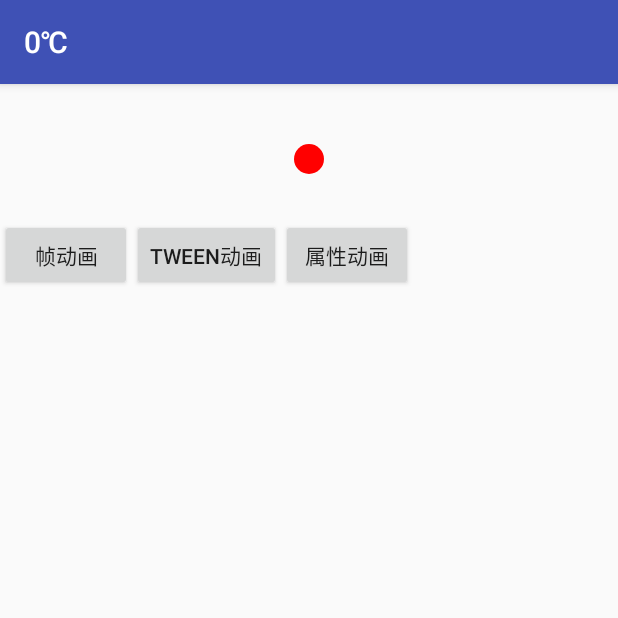
After one commit to xiehui999/fuseProgram, an Android app: the AnimationActivity screen opened directly, with no data from a screen before it, on a phone screen of 412 x 824 dp, the top half of it. The commit adds this screen. Run offline under Robolectric (Android 15) with nearby library versions, the phone set to English and light mode, and no system bars.

Commit message:
Android Animation
Android Animation

```diff
--- /dev/null
+++ b/app/src/main/res/anim/anim_in_left_top.xml
@@ -0,0 +1,21 @@
+<?xml version="1.0" encoding="utf-8"?>
+<set xmlns:android="http://schemas.android.com/apk/res/android"
+    android:interpolator="@android:anim/bounce_interpolator"
+    android:shareInterpolator="true">
+    <translate
+        android:duration="400"
+        android:fromXDelta="50%p"
+        android:fromYDelta="-0%"
+        android:toXDelta="0%"
+        android:toYDelta="0%" />
+    <scale
+        android:duration="400"
+        android:fromXScale="0.0"
+        android:fromYScale="0.0"
+        android:toXScale="1.0"
+        android:toYScale="1.0" />
+    <alpha
+        android:duration="400"
+        android:fromAlpha="0.0"
+        android:toAlpha="1.0" />
+</set>
--- /dev/null
+++ b/app/src/main/res/anim/anim_out_left_top.xml
@@ -0,0 +1,21 @@
+<?xml version="1.0" encoding="utf-8"?>
+<set xmlns:android="http://schemas.android.com/apk/res/android"
+    android:interpolator="@android:anim/accelerate_interpolator"
+    android:shareInterpolator="true">
+    <translate
+        android:duration="400"
+        android:fromXDelta="0%"
+        android:fromYDelta="0%"
+        android:toXDelta="50%p"
+        android:toYDelta="0%p" />
+    <scale
+        android:duration="400"
+        android:fromXScale="1.0"
+        android:fromYScale="1.0"
+        android:toXScale="0.0"
+        android:toYScale="0.0" />
+    <alpha
+        android:duration="400"
+        android:fromAlpha="1.0"
+        android:toAlpha="0.0" />
+</set>
--- /dev/null
+++ b/app/src/main/res/animator/property_animator.xml
@@ -0,0 +1,14 @@
+<?xml version="1.0" encoding="utf-8"?>
+<set xmlns:android="http://schemas.android.com/apk/res/android"
+    android:ordering="sequentially">
+    <objectAnimator
+        android:duration="500"
+        android:propertyName="rotation"
+        android:valueFrom="0"
+        android:valueTo="180" />
+    <objectAnimator
+        android:duration="500"
+        android:propertyName="alpha"
+        android:valueFrom="1.0f"
+        android:valueTo="0.5f" />
+</set>
--- /dev/null
+++ b/app/src/main/res/drawable/frame_run_animation.xml
@@ -0,0 +1,28 @@
+<?xml version="1.0" encoding="utf-8"?>
+<animation-list xmlns:android="http://schemas.android.com/apk/res/android"
+    android:oneshot="true">
+    <item
+        android:drawable="@mipmap/run1"
+        android:duration="200" />
+    <item
+        android:drawable="@mipmap/run2"
+        android:duration="200" />
+    <item
+        android:drawable="@mipmap/run3"
+        android:duration="200" />
+    <item
+        android:drawable="@mipmap/run4"
+        android:duration="200" />
+    <item
+        android:drawable="@mipmap/run5"
+        android:duration="200" />
+    <item
+        android:drawable="@mipmap/run6"
+        android:duration="200" />
+    <item
+        android:drawable="@mipmap/run7"
+        android:duration="200" />
+    <item
+        android:drawable="@mipmap/run8"
+        android:duration="200" />
+</animation-list>
--- /dev/null
+++ b/app/src/main/res/drawable/red_circle.xml
@@ -0,0 +1,9 @@
+<?xml version="1.0" encoding="utf-8"?>
+<shape xmlns:android="http://schemas.android.com/apk/res/android"
+    android:shape="rectangle">
+    <size
+        android:width="20dp"
+        android:height="20dp" />
+    <corners android:radius="15dp" />
+    <solid android:color="#ff0000" />
+</shape>
--- /dev/null
+++ b/app/src/main/res/layout/activity_animation.xml
@@ -0,0 +1,36 @@
+<?xml version="1.0" encoding="utf-8"?>
+<LinearLayout xmlns:android="http://schemas.android.com/apk/res/android"
+    android:layout_width="match_parent"
+    android:layout_height="match_parent"
+    android:orientation="vertical">
+
+    <ImageView
+        android:layout_marginTop="40dp"
+        android:layout_marginBottom="30dp"
+        android:id="@+id/imageView"
+        android:layout_width="wrap_content"
+        android:layout_height="wrap_content"
+        android:src="@drawable/red_circle"
+        android:layout_gravity="center_horizontal" />
+
+    <LinearLayout
+        android:layout_width="match_parent"
+        android:layout_height="wrap_content"
+        android:orientation="horizontal">
+        <Button
+            android:id="@+id/start_frame"
+            android:layout_width="wrap_content"
+            android:layout_height="wrap_content"
+            android:text="帧动画" />
+        <Button
+        android:id="@+id/start_tween"
+        android:layout_width="wrap_content"
+        android:layout_height="wrap_content"
+        android:text="Tween动画" />
+        <Button
+            android:id="@+id/start_property"
+            android:layout_width="wrap_content"
+            android:layout_height="wrap_content"
+            android:text="属性动画" />
+    </LinearLayout>
+</LinearLayout>
--- a/app/src/main/res/layout/activity_permission.xml
+++ b/app/src/main/res/layout/activity_permission.xml
@@ -36,4 +36,10 @@
         android:layout_height="wrap_content"
         android:layout_gravity="center_horizontal"
         android:text="打开权限设置界面" />
+    <Button
+        android:id="@+id/open_animation"
+        android:layout_width="match_parent"
+        android:layout_height="wrap_content"
+        android:layout_gravity="center_horizontal"
+        android:text="动画" />
 </LinearLayout>
--- a/app/src/main/res/menu/drawer.xml
+++ b/app/src/main/res/menu/drawer.xml
@@ -30,6 +30,6 @@
         <item
             android:id="@+id/navigation_permission"
             android:icon="@drawable/drawer_icon_setting"
-            android:title="Permission" />
+            android:title="权限/动画" />
     </group>
 </menu>
```
Also changed, not shown: app/build.gradle (+4 -3 lines), app/src/main/AndroidManifest.xml (+73 -62 lines), app/src/main/java/com/example/xh/activity/AnimationActivity.java (added, +132 -0 lines), app/src/main/java/com/example/xh/permission/PermissionTestActivity.java (+9 -3 lines), app/src/main/res/mipmap-xxhdpi/run1.jpg (added), app/src/main/res/mipmap-xxhdpi/run2.jpg (added), app/src/main/res/mipmap-xxhdpi/run3.jpg (added), app/src/main/res/mipmap-xxhdpi/run4.jpg (added), app/src/main/res/mipmap-xxhdpi/run5.jpg (added), app/src/main/res/mipmap-xxhdpi/run6.jpg (added), app/src/main/res/mipmap-xxhdpi/run7.jpg (added), app/src/main/res/mipmap-xxhdpi/run8.jpg (added).
